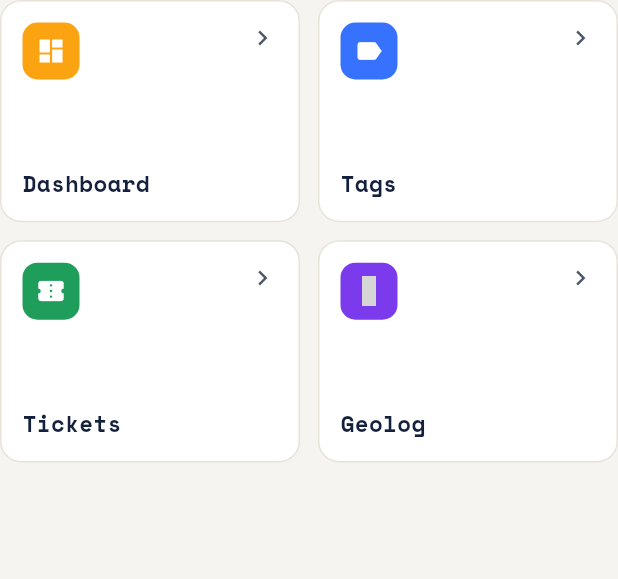
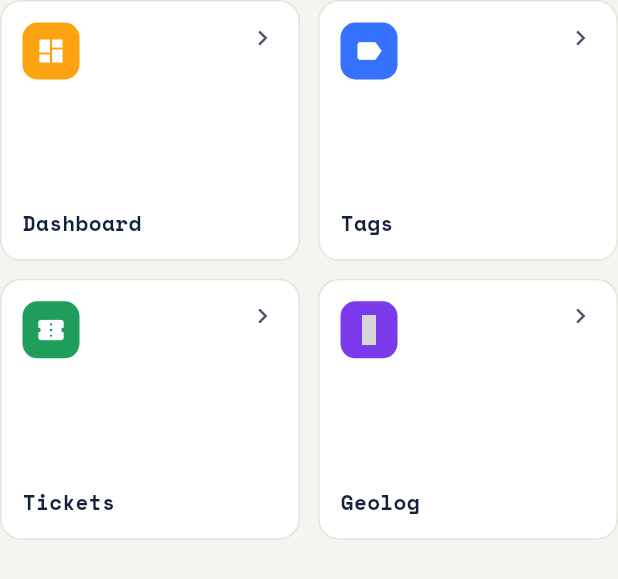
Before and after one commit to simeoncapy/trainlog-app, a Flutter app: the _ExploreGrid widget shown alone on an empty page, opened directly with empty values, on a phone screen of 412 x 824 dp. Shown: the top 579 px of the screen. Run offline on Flutter 3.47's test engine with Material 3 defaults, Android fonts, the phone set to English and light mode, and no system bars; our stand-ins replace cookie_jar, country_picker, csv, diacritic, dio, dio_cookie_manager and 20 more; missing offline and left inert: const_date_time, currency_picker, duration, flutter_inappwebview, geodesy, google_polyline_algorithm and 6 more; accounts and stored records are empty; generated files the repository leaves out were written again; network calls fail; statements that could not run were skipped; project files that could hold a hidden picture were left out; grey boxes are pictures that could not be loaded.

Commit message:
fix(menu): prevent explore card overflow with long translated labels
- Add maxLines: 2 + overflow: ellipsis on the card title so French (and other
  long-label locales) never overflow the fixed grid cell height
- Slightly reduce title font size 15→14 to give more breathing room
- Lower GridView childAspectRatio 1.35→1.15 to give cards more vertical space

https://claude.ai/code/session_011mRdqexzAmTPrxWWpeBPzk

```diff
--- a/lib/features/menu/full_screen_menu_page.dart
+++ b/lib/features/menu/full_screen_menu_page.dart
@@ -216,7 +216,7 @@ class _ExploreGrid extends StatelessWidget {
       physics: const NeverScrollableScrollPhysics(),
       crossAxisSpacing: 12,
       mainAxisSpacing: 12,
-      childAspectRatio: 1.35,
+      childAspectRatio: 1.15,
       children: items
           .map((d) => ExploreCard(data: d, onTap: () => onPageTap(d.id)))
           .toList(),
--- a/lib/features/menu/menu_explore_card.dart
+++ b/lib/features/menu/menu_explore_card.dart
@@ -63,6 +63,7 @@ class ExploreCard extends StatelessWidget {
         padding: const EdgeInsets.all(14),
         child: Column(
           crossAxisAlignment: CrossAxisAlignment.start,
+          mainAxisSize: MainAxisSize.max,
           children: [
             // Solid-colour icon square + top-right arrow
             Row(
@@ -82,11 +83,14 @@ class ExploreCard extends StatelessWidget {
               ],
             ),
             const Spacer(),
-            // Title in Space Mono
+            // Title in Space Mono — capped at 2 lines so long translations
+            // (e.g. French) never overflow the fixed card height.
             Text(
               data.label,
+              maxLines: 2,
+              overflow: TextOverflow.ellipsis,
               style: GoogleFonts.spaceMono(
-                fontSize: 15,
+                fontSize: 14,
                 fontWeight: FontWeight.w700,
                 color: cs.onSurface,
               ),
```
